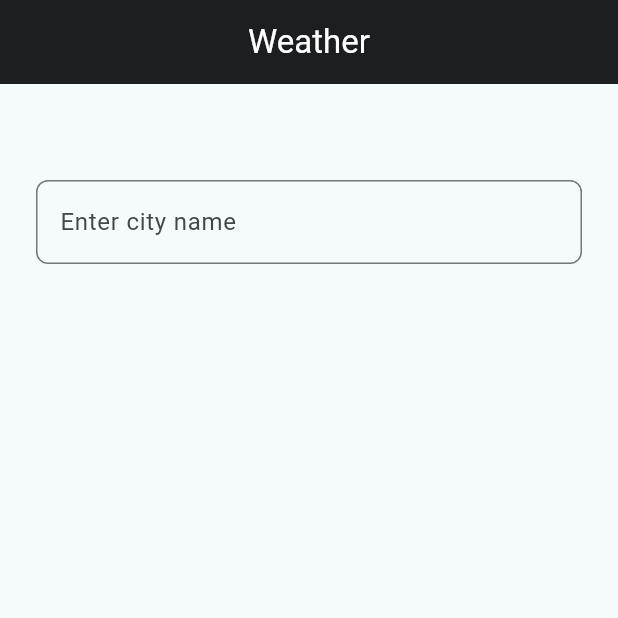
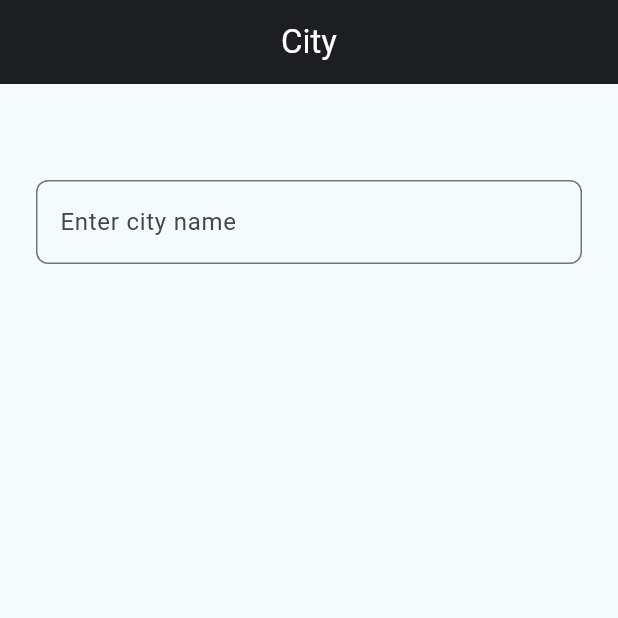
Before and after one commit to Royserg/weather, a Flutter app: the screen it shows after launch, on a phone screen of 412 x 824 dp, the top half of it. Run offline on Flutter 3.47's test engine with Material 2 defaults, Android fonts, the phone set to English and light mode, and no system bars; our stand-ins replace dartz, equatable, flutter_bloc, get_it, rxdart.

Commit message:
feat(city): WiP - setup structure for getting list of cities for provided query

```diff
--- /dev/null
+++ b/lib/features/city/domain/entities/city.dart
@@ -0,0 +1,29 @@
+import 'package:equatable/equatable.dart';
+
+class CityEntity extends Equatable {
+  const CityEntity({
+    required this.id,
+    required this.name,
+    required this.latitude,
+    required this.longitude,
+    required this.country,
+    required this.countryCode,
+  });
+
+  final int id;
+  final String name;
+  final double latitude;
+  final double longitude;
+  final String country;
+  final String countryCode;
+
+  @override
+  List<Object?> get props => [
+        id,
+        name,
+        latitude,
+        longitude,
+        country,
+        countryCode,
+      ];
+}
--- /dev/null
+++ b/lib/features/city/domain/usecases/search_city.dart
@@ -0,0 +1,14 @@
+import 'package:dartz/dartz.dart';
+import 'package:weather/core/error/failure.dart';
+import 'package:weather/features/city/domain/entities/city.dart';
+import 'package:weather/features/city/domain/repositories/city_repository.dart';
+
+class SearchCityUseCase {
+  final CityRepository cityRepository;
+
+  const SearchCityUseCase(this.cityRepository);
+
+  Future<Either<Failure, List<CityEntity>>> execute(String query) {
+    return cityRepository.searchCity(query);
+  }
+}
--- /dev/null
+++ b/lib/features/city/presentation/bloc/city_bloc.dart
@@ -0,0 +1,32 @@
+import 'package:flutter_bloc/flutter_bloc.dart';
+import 'package:rxdart/rxdart.dart';
+import 'package:weather/features/city/domain/usecases/search_city.dart';
+import 'package:weather/features/city/presentation/bloc/city_event.dart';
+import 'package:weather/features/city/presentation/bloc/city_state.dart';
+
+class CityBloc extends Bloc<CityEvent, CityState> {
+  final SearchCityUseCase _searchCityUseCase;
+
+  CityBloc(this._searchCityUseCase) : super(CitiesEmpty()) {
+    on<OnCitySearch>(
+      (event, emit) async {
+        emit(CitiesLoading());
+
+        final result = await _searchCityUseCase.execute(event.query);
+        result.fold(
+          (failure) {
+            emit(CitiesLoadFailure(failure.message));
+          },
+          (data) {
+            emit(CitiesLoaded(data));
+          },
+        );
+      },
+      transformer: debounce(const Duration(milliseconds: 500)),
+    );
+  }
+}
+
+EventTransformer<T> debounce<T>(Duration duration) {
+  return (events, mapper) => events.debounceTime(duration).flatMap(mapper);
+}
--- /dev/null
+++ b/lib/features/city/presentation/bloc/city_event.dart
@@ -0,0 +1,17 @@
+import 'package:equatable/equatable.dart';
+
+abstract class CityEvent extends Equatable {
+  const CityEvent();
+
+  @override
+  List<Object?> get props => [];
+}
+
+class OnCitySearch extends CityEvent {
+  final String query;
+
+  const OnCitySearch(this.query);
+
+  @override
+  List<Object?> get props => [query];
+}
--- /dev/null
+++ b/lib/features/city/presentation/bloc/city_state.dart
@@ -0,0 +1,31 @@
+import 'package:equatable/equatable.dart';
+import 'package:weather/features/city/domain/entities/city.dart';
+
+abstract class CityState extends Equatable {
+  const CityState();
+
+  @override
+  List<Object?> get props => [];
+}
+
+class CitiesEmpty extends CityState {}
+
+class CitiesLoading extends CityState {}
+
+class CitiesLoaded extends CityState {
+  final List<CityEntity> result;
+
+  const CitiesLoaded(this.result);
+
+  @override
+  List<Object?> get props => [result];
+}
+
+class CitiesLoadFailure extends CityState {
+  final String message;
+
+  const CitiesLoadFailure(this.message);
+
+  @override
+  List<Object?> get props => [message];
+}
--- /dev/null
+++ b/lib/features/city/presentation/pages/city_page.dart
@@ -0,0 +1,68 @@
+import 'package:flutter/material.dart';
+import 'package:flutter_bloc/flutter_bloc.dart';
+import 'package:weather/features/city/presentation/bloc/city_bloc.dart';
+import 'package:weather/features/city/presentation/bloc/city_event.dart';
+import 'package:weather/features/city/presentation/bloc/city_state.dart';
+
+class CityPage extends StatelessWidget {
+  const CityPage({Key? key}) : super(key: key);
+
+  @override
+  Widget build(BuildContext context) {
+    return Scaffold(
+      appBar: AppBar(
+        backgroundColor: const Color(0xff1d1e22),
+        title: const Text(
+          'City',
+          style: TextStyle(color: Colors.white),
+        ),
+        centerTitle: true,
+      ),
+      body: Padding(
+        padding: const EdgeInsets.all(24.0),
+        child: Column(
+          children: [
+            const SizedBox(height: 40),
+            TextField(
+              decoration: InputDecoration(
+                hintText: 'Enter city name',
+                border: OutlineInputBorder(
+                  borderRadius: BorderRadius.circular(8),
+                ),
+              ),
+              onChanged: (value) {
+                // context.read<CityBloc>().add(OnCityChanged(value));
+                if (value.length > 1) {
+                  context.read<CityBloc>().add(OnCitySearch(value));
+                }
+              },
+            ),
+            const SizedBox(height: 48),
+            BlocBuilder<CityBloc, CityState>(builder: (context, state) {
+              if (state is CitiesLoading) {
+                return const Center(
+                  child: CircularProgressIndicator(),
+                );
+              }
+
+              if (state is CitiesLoadFailure) {
+                return Center(
+                  child: Text('error: ${state.message}'),
+                );
+              }
+
+              if (state is CitiesLoaded) {
+                return const Column(
+                  key: Key('city_suggestions'),
+                  children: [Text('data')],
+                );
+              }
+
+              return Container();
+            }),
+          ],
+        ),
+      ),
+    );
+  }
+}
--- a/lib/main.dart
+++ b/lib/main.dart
@@ -1,5 +1,7 @@
 import 'package:flutter/material.dart';
 import 'package:flutter_bloc/flutter_bloc.dart';
+import 'package:weather/features/city/presentation/bloc/city_bloc.dart';
+import 'package:weather/features/city/presentation/pages/city_page.dart';
 import 'package:weather/injection_container.dart';
 import 'package:weather/features/weather/presentation/bloc/weather_bloc.dart';
 import 'package:weather/features/weather/presentation/pages/weather_page.dart';
@@ -17,6 +19,7 @@ class MyApp extends StatelessWidget {
     return MultiBlocProvider(
       providers: [
         BlocProvider(create: (_) => locator<WeatherBloc>()),
+        BlocProvider(create: (_) => locator<CityBloc>()),
       ],
       child: MaterialApp(
         title: 'Weather',
@@ -24,7 +27,8 @@ class MyApp extends StatelessWidget {
           colorScheme: ColorScheme.fromSeed(seedColor: Colors.white54),
           useMaterial3: true,
         ),
-        home: const WeatherPage(),
+        // home: const WeatherPage(),
+        home: const CityPage(),
       ),
     );
   }
```
Also changed, not shown: analysis_options.yaml (+6 -1 lines), lib/core/constants/constants.dart (+7 -2 lines), lib/features/city/data/data_sources/remote_data_source.dart (added, +47 -0 lines), lib/features/city/data/models/city_model.dart (added, +46 -0 lines), lib/features/city/data/repositories/city_repository_impl.dart (added, +25 -0 lines), lib/features/city/domain/repositories/city_repository.dart (added, +7 -0 lines), lib/injection_container.dart (+14 -1 lines).
